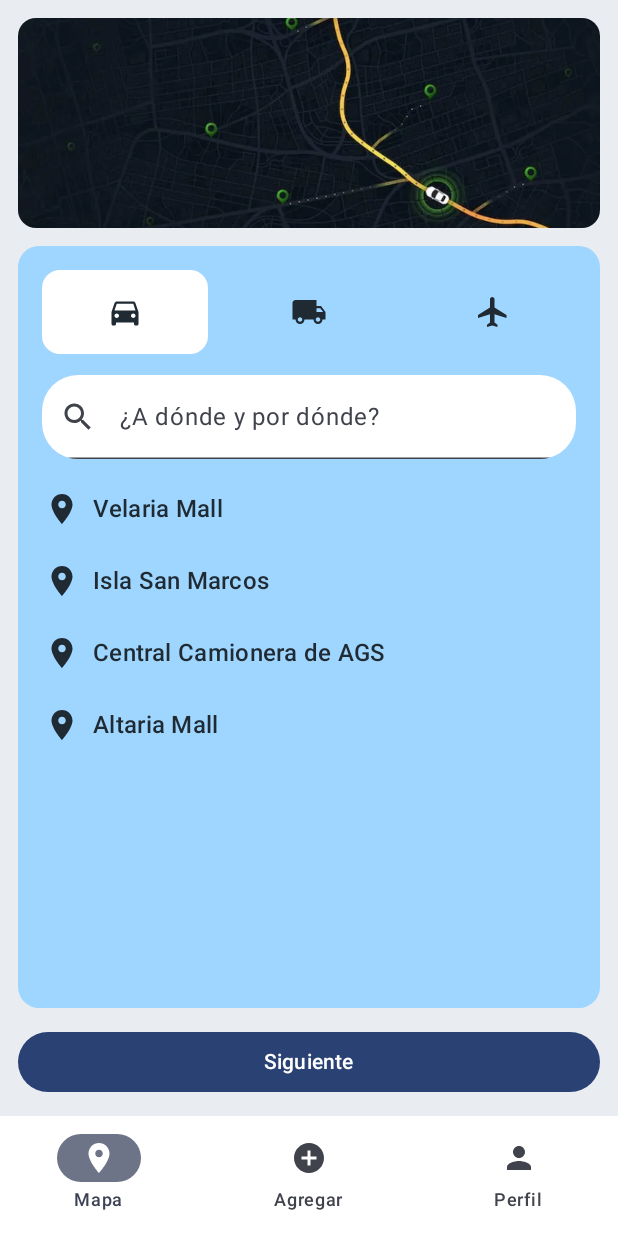
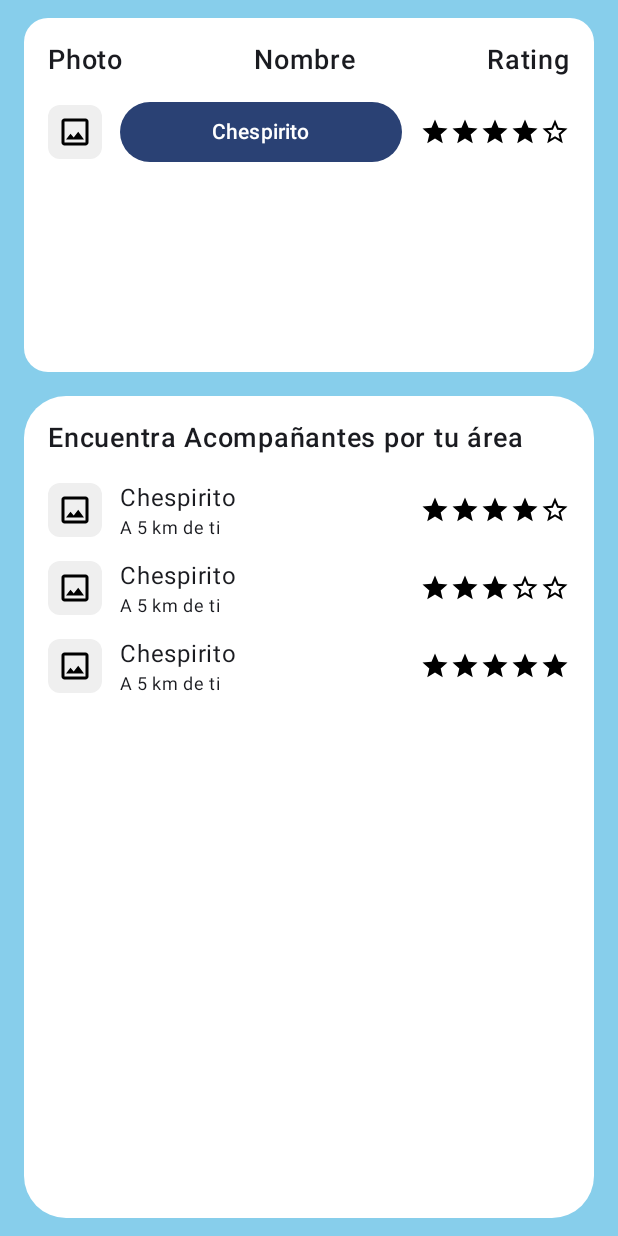
Before and after one commit to MiguelZZ-max/JourneyLink, an Android app built with Jetpack Compose: the HomeScreen screen opened through its navigation route, item 3 of the bottom bar chosen, on a phone screen of 412 x 824 dp. Run offline under Robolectric (Android 15) with nearby library versions, the phone set to English and light mode, and no system bars.

Commit message:
Agregue la pantalla y navegacion en CompanionInfo.kt y Companions.kt

```diff
--- /dev/null
+++ b/app/src/main/java/com/app/journeylink/screens/Companions.kt
@@ -0,0 +1,202 @@
+package com.app.journeylink.screens
+
+import androidx.compose.foundation.background
+import androidx.compose.foundation.clickable
+import androidx.compose.foundation.layout.*
+import androidx.compose.foundation.shape.RoundedCornerShape
+import androidx.compose.material3.*
+import androidx.compose.material.icons.Icons
+import androidx.compose.material.icons.outlined.Image
+import androidx.compose.material.icons.outlined.Star
+import androidx.compose.material.icons.outlined.StarBorder
+import androidx.compose.runtime.Composable
+import androidx.compose.ui.Alignment
+import androidx.compose.ui.Modifier
+import androidx.compose.ui.draw.clip
+import androidx.compose.ui.graphics.Color
+import androidx.compose.ui.text.font.FontWeight
+import androidx.compose.ui.text.style.TextOverflow
+import androidx.compose.ui.tooling.preview.Preview
+import androidx.compose.ui.unit.Dp
+import androidx.compose.ui.unit.dp
+import androidx.compose.ui.unit.sp
+import androidx.navigation.NavController
+import androidx.navigation.compose.rememberNavController
+
+@Composable
+fun CompanionsScreen(navController: NavController) {
+    val skyBlue = Color(0xFF87CEEB)
+
+    Scaffold(
+        containerColor = skyBlue
+    ) { inner ->
+        Column(
+            modifier = Modifier
+                .padding(inner)
+                .fillMaxSize()
+                .background(skyBlue)
+                .padding(horizontal = 16.dp, vertical = 12.dp)
+        ) {
+            // Tarjeta superior (Nombre / Rating) → clic navega a detalle
+            FeaturedCompanionCard(
+                modifier = Modifier
+                    .fillMaxWidth()
+                    .heightIn(min = 220.dp),
+                onClick = {
+                    // Navegar a la siguiente pantalla al hacer clic en el botón
+                    navController.navigate("CompanionInfo")
+                }
+            )
+
+            Spacer(Modifier.height(16.dp))
+
+            // Panel blanco redondeado con lista
+            Surface(
+                modifier = Modifier
+                    .fillMaxWidth()
+                    .weight(1f),
+                shape = RoundedCornerShape(28.dp),
+                color = Color.White
+            ) {
+                Column(
+                    modifier = Modifier
+                        .fillMaxSize()
+                        .padding(16.dp)
+                ) {
+                    Text(
+                        "Encuentra Acompañantes por tu área",
+                        fontSize = 18.sp,
+                        fontWeight = FontWeight.SemiBold
+                    )
+
+                    // Sección con lista de acompañantes (similar a la imagen)
+                    Spacer(Modifier.height(16.dp))
+                    CompanionList()
+                }
+            }
+        }
+    }
+}
+
+@Composable
+private fun FeaturedCompanionCard(
+    modifier: Modifier = Modifier,
+    onClick: () -> Unit = {}
+) {
+    Surface(
+        modifier = modifier,
+        shape = RoundedCornerShape(16.dp),
+        color = Color.White
+    ) {
+        Column(Modifier.padding(16.dp)) {
+            // Encabezados
+            Row(
+                Modifier.fillMaxWidth(),
+                horizontalArrangement = Arrangement.SpaceBetween
+            ) {
+                Text("Photo", fontSize = 18.sp, fontWeight = FontWeight.SemiBold)
+                Text("Nombre", fontSize = 18.sp, fontWeight = FontWeight.SemiBold)
+                Text("Rating", fontSize = 18.sp, fontWeight = FontWeight.SemiBold)
+            }
+
+            Spacer(Modifier.height(12.dp))
+
+            // Fila con el botón que será clickeable
+            Row(
+                modifier = Modifier
+                    .fillMaxWidth()
+                    .clickable(onClick = onClick),
+                horizontalArrangement = Arrangement.SpaceBetween,
+                verticalAlignment = Alignment.CenterVertically
+            ) {
+                // Placeholder foto
+                Box(
+                    modifier = Modifier
+                        .size(36.dp)
+                        .clip(RoundedCornerShape(8.dp))
+                        .background(Color(0xFFEFEFEF)),
+                    contentAlignment = Alignment.Center
+                ) { Icon(Icons.Outlined.Image, contentDescription = null, tint = Color.Black) }
+
+
+                Button(
+                    onClick = onClick,  // Navegará a CompanionInfoScreen
+                    modifier = Modifier
+                        .weight(1f)
+                        .padding(horizontal = 12.dp)
+                ) {
+                    Text(
+                        text = "Chespirito",  // El nombre que quieres mostrar en el botón
+                        maxLines = 1,
+                        overflow = TextOverflow.Ellipsis
+                    )
+                }
+
+                RatingStars(rating = 4)  // Placeholder de rating
+            }
+
+            Spacer(Modifier.height(120.dp))
+        }
+    }
+}
+
+@Composable
+private fun RatingStars(
+    rating: Int,
+    size: Dp = 20.dp,
+    tint: Color = Color.Black
+) {
+    Row(verticalAlignment = Alignment.CenterVertically) {
+        repeat(5) { index ->
+            val icon = if (index < rating) Icons.Outlined.Star else Icons.Outlined.StarBorder
+            Icon(icon, contentDescription = null, tint = tint, modifier = Modifier.size(size))
+        }
+    }
+}
+
+@Composable
+private fun CompanionList() {
+    Column {
+        CompanionItem(name = "Chespirito", rating = 4, distance = "A 5 km de ti")
+        Spacer(Modifier.height(12.dp))
+        CompanionItem(name = "Chespirito", rating = 3, distance = "A 5 km de ti")
+        Spacer(Modifier.height(12.dp))
+        CompanionItem(name = "Chespirito", rating = 5, distance = "A 5 km de ti")
+    }
+}
+
+@Composable
+private fun CompanionItem(name: String, rating: Int, distance: String) {
+    Row(
+        modifier = Modifier.fillMaxWidth(),
+        verticalAlignment = Alignment.CenterVertically,
+        horizontalArrangement = Arrangement.SpaceBetween
+    ) {
+        // Placeholder foto
+        Box(
+            modifier = Modifier
+                .size(36.dp)
+                .clip(RoundedCornerShape(8.dp))
+                .background(Color(0xFFEFEFEF)),
+            contentAlignment = Alignment.Center
+        ) {
+            Icon(Icons.Outlined.Image, contentDescription = null, tint = Color.Black)
+        }
+
+        // Nombre y distancia
+        Column(modifier = Modifier.weight(1f).padding(horizontal = 12.dp)) {
+            Text(text = name, maxLines = 1, overflow = TextOverflow.Ellipsis)
+            Text(text = distance, style = MaterialTheme.typography.bodySmall)
+        }
+
+        // Calificación
+        RatingStars(rating = rating)
+    }
+}
+
+@Preview(showBackground = true, showSystemUi = true)
+@Composable
+private fun CompanionsScreenPreview() {
+    val nav = rememberNavController()
+    CompanionsScreen(navController = nav)
+}
--- a/app/src/main/java/com/app/journeylink/screens/Home.kt
+++ b/app/src/main/java/com/app/journeylink/screens/Home.kt
@@ -22,6 +22,7 @@ import androidx.compose.ui.draw.clip
 import androidx.compose.ui.graphics.Color
 import androidx.compose.ui.text.font.FontWeight
 import androidx.compose.ui.text.style.TextOverflow
+import androidx.compose.ui.tooling.preview.Preview
 import androidx.compose.ui.unit.dp
 import androidx.navigation.NavHostController
 
@@ -36,7 +37,7 @@ fun HomeScreen(navController: NavHostController) {
             BottomBar(
                 onMapa = { /* ya estás en Home */ },
                 onAdd  = { /* navController.navigate("Create") */ },
-                onPerfil = { /* navController.navigate("Login") */ }
+                onPerfil = { navController.navigate("Companions") }
             )
         }
     ) { padding ->
--- a/app/src/main/java/com/app/journeylink/screens/Main.kt
+++ b/app/src/main/java/com/app/journeylink/screens/Main.kt
@@ -11,6 +11,8 @@ import androidx.compose.ui.Modifier
 import androidx.navigation.compose.NavHost
 import androidx.navigation.compose.composable
 import androidx.navigation.compose.rememberNavController
+import com.app.journeylink.screens.CompanionInfoScreen
+import com.app.journeylink.screens.CompanionsScreen
 import com.app.journeylink.screens.HomeScreen
 import com.app.journeylink.screens.Login
 import com.app.journeylink.screens.MainScreen
@@ -50,6 +52,12 @@ class MainActivity : ComponentActivity() {
                         composable("Seleccion") {
                             SeleccionScreen(navController = navController)
                         }
+                        composable("Companions") {
+                            CompanionsScreen(navController = navController)
+                        }
+                        composable("CompanionInfo") {
+                            CompanionInfoScreen(navController = navController)
+                        }
                     }
                 }
             }
```
Also changed, not shown: app/src/main/java/com/app/journeylink/screens/CompanionInfo.kt (added, +294 -0 lines).
